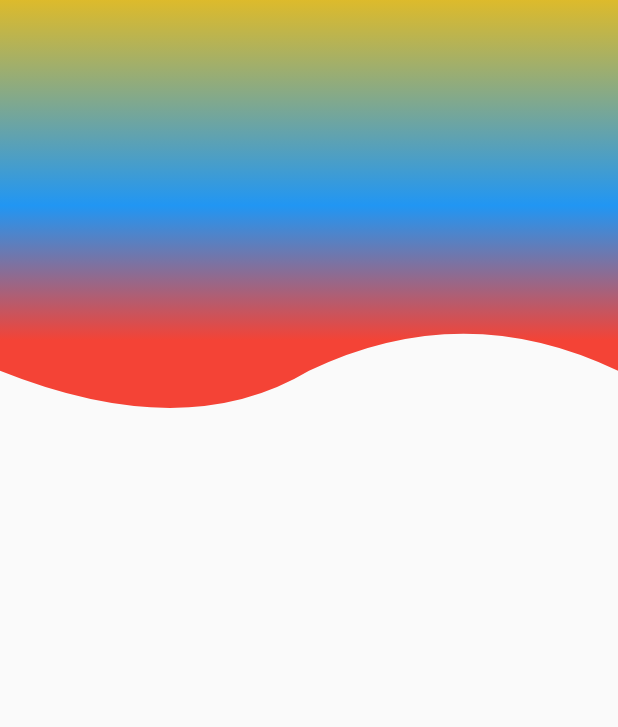
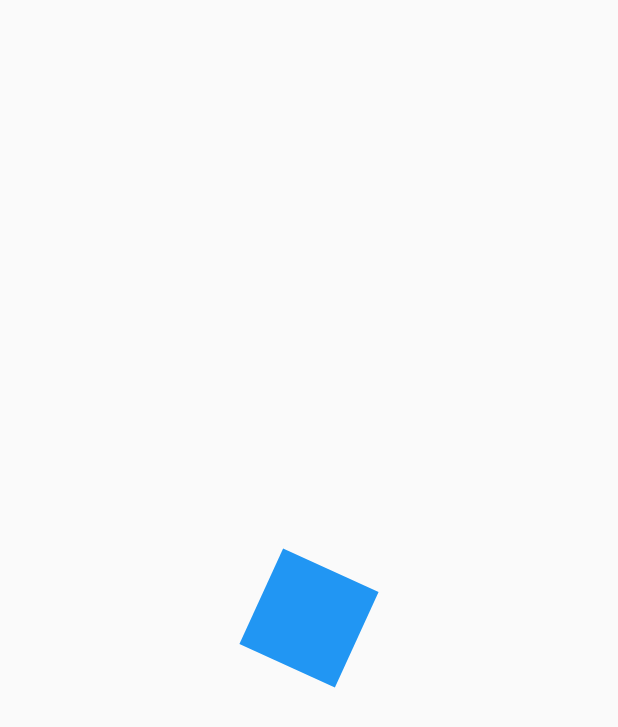
Before and after one commit to jairoportela/desing_app, a Flutter app: the screen it shows after launch, on a phone screen of 412 x 824 dp. Shown: the top 727 px of the screen. Run offline on Flutter 3.47's test engine with Material 2 defaults, Android fonts, the phone set to English and light mode, and no system bars.

Commit message:
New class: Animations

```diff
--- a/lib/main.dart
+++ b/lib/main.dart
@@ -1,4 +1,5 @@
-import 'package:desings_app/src/pages/headers_page.dart';
+import 'package:desings_app/src/pages/animations_page.dart';
+// import 'package:desings_app/src/pages/headers_page.dart';
 import 'package:flutter/material.dart';
 
 void main() {
@@ -14,6 +15,6 @@ class MyApp extends StatelessWidget {
     return const MaterialApp(
         debugShowCheckedModeBanner: false,
         title: 'Diseños APP',
-        home: HeadersPage());
+        home: AnimationsPage());
   }
 }
--- /dev/null
+++ b/lib/src/pages/animations_page.dart
@@ -0,0 +1,73 @@
+import 'package:flutter/material.dart';
+
+class AnimationsPage extends StatelessWidget {
+  const AnimationsPage({Key? key}) : super(key: key);
+
+  @override
+  Widget build(BuildContext context) {
+    return const Scaffold(
+      body: Center(
+        child: AnimatedSquare(),
+      ),
+    );
+  }
+}
+
+class AnimatedSquare extends StatefulWidget {
+  const AnimatedSquare({Key? key}) : super(key: key);
+
+  @override
+  State<AnimatedSquare> createState() => _AnimatedSquareState();
+}
+
+class _AnimatedSquareState extends State<AnimatedSquare>
+    with SingleTickerProviderStateMixin {
+  late AnimationController _controller;
+  late Animation<double> rotation;
+
+  @override
+  void initState() {
+    _controller = AnimationController(
+      vsync: this,
+      duration: const Duration(milliseconds: 4000),
+    );
+
+    rotation = Tween(begin: 0.0, end: 2.0)
+        .animate(CurvedAnimation(parent: _controller, curve: Curves.bounceOut));
+
+    super.initState();
+  }
+
+  @override
+  void dispose() {
+    _controller.dispose();
+    super.dispose();
+  }
+
+  @override
+  Widget build(BuildContext context) {
+    _controller.forward();
+
+    return AnimatedBuilder(
+      animation: _controller,
+      builder: (ctx, child) {
+        return Transform.rotate(
+          angle: rotation.value,
+          child: child,
+        );
+      },
+      child: _Rectangle(),
+    );
+  }
+}
+
+class _Rectangle extends StatelessWidget {
+  @override
+  Widget build(BuildContext context) {
+    return Container(
+      width: 70,
+      height: 70,
+      decoration: const BoxDecoration(color: Colors.blue),
+    );
+  }
+}
--- a/lib/src/pages/headers_page.dart
+++ b/lib/src/pages/headers_page.dart
@@ -7,7 +7,7 @@ class HeadersPage extends StatelessWidget {
   @override
   Widget build(BuildContext context) {
     return const Scaffold(
-      body: WaveGradientHeader(),
+      body: WaveHeader(),
     );
   }
 }
```
Also changed, not shown: lib/src/widgets/headers.dart (+35 -26 lines).
